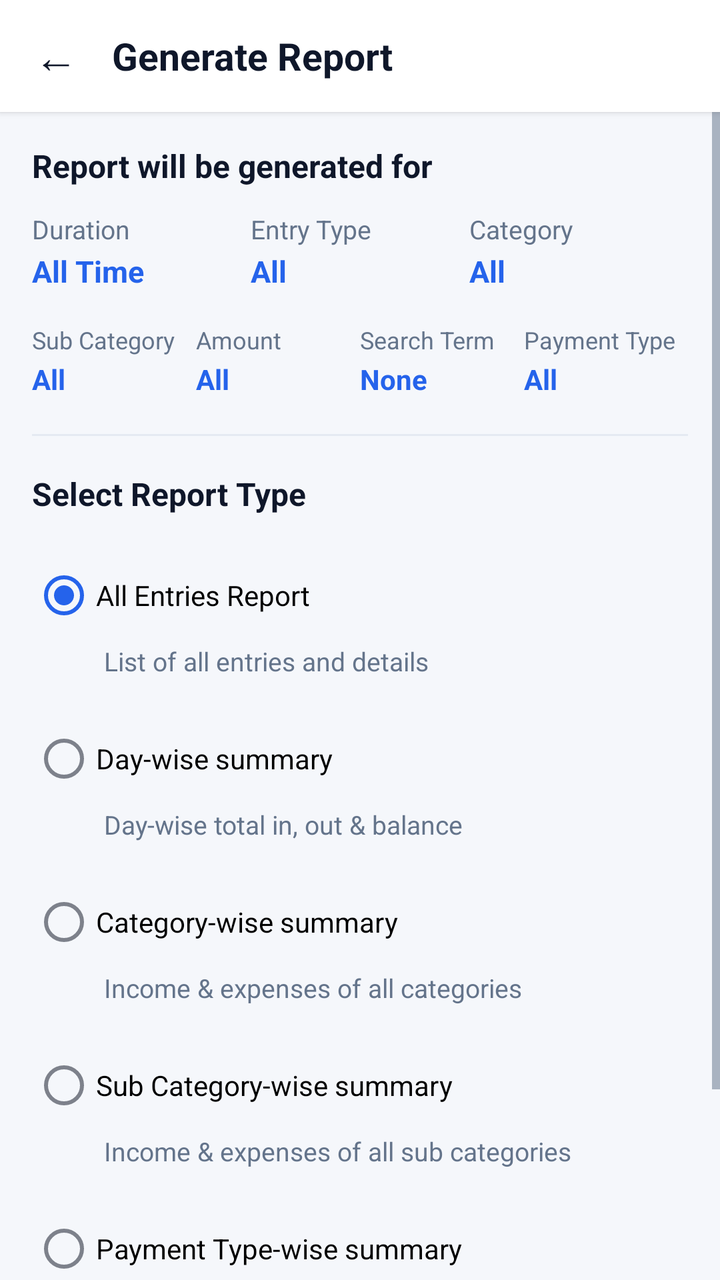
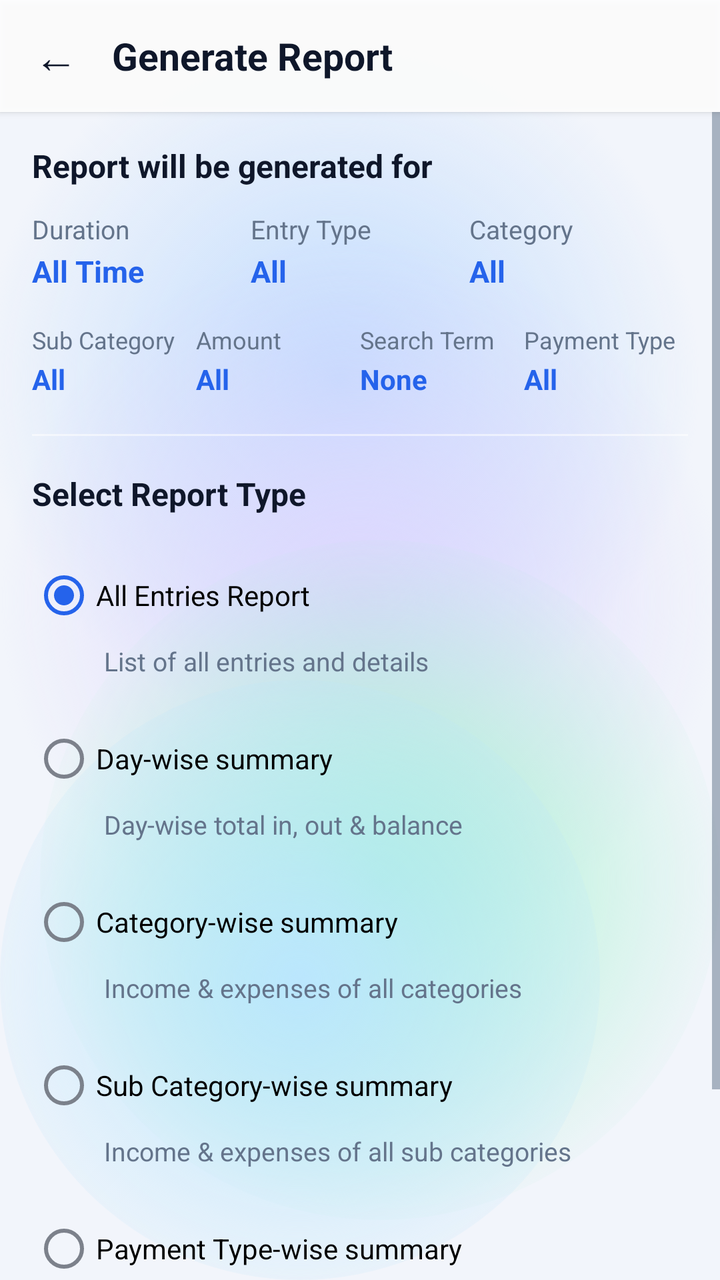

The first picture is an Android layout as it rendered before a commit; the second is the same layout after the commit. The layout source and the unified diff follow.
<!-- AndroidManifest.xml: application theme Theme.ExpenseOS -->
<!-- res/layout/activity_generate_report.xml -->
<?xml version="1.0" encoding="utf-8"?>
<LinearLayout xmlns:android="http://schemas.android.com/apk/res/android"
    xmlns:app="http://schemas.android.com/apk/res-auto"
    android:layout_width="match_parent"
    android:layout_height="match_parent"
    android:background="@color/background"
    android:orientation="vertical">

    
    <LinearLayout
        android:layout_width="match_parent"
        android:layout_height="56dp"
        android:background="@color/surface"
        android:elevation="2dp"
        android:gravity="center_vertical"
        android:orientation="horizontal"
        android:paddingHorizontal="4dp">

        <TextView
            android:id="@+id/btnBack"
            android:layout_width="48dp"
            android:layout_height="48dp"
            android:background="?attr/selectableItemBackgroundBorderless"
            android:gravity="center"
            android:text="←"
            android:textColor="@color/text_primary"
            android:textSize="22sp" />

        <TextView
            android:layout_width="0dp"
            android:layout_height="wrap_content"
            android:layout_weight="1"
            android:paddingStart="4dp"
            android:text="Generate Report"
            android:textColor="@color/text_primary"
            android:textSize="19sp"
            android:textStyle="bold" />
    </LinearLayout>

    <ScrollView
        android:layout_width="match_parent"
        android:layout_height="0dp"
        android:layout_weight="1">

        <LinearLayout
            android:layout_width="match_parent"
            android:layout_height="wrap_content"
            android:orientation="vertical"
            android:padding="16dp">

            <TextView
                android:layout_width="wrap_content"
                android:layout_height="wrap_content"
                android:text="Report will be generated for"
                android:textColor="@color/text_primary"
                android:textSize="16sp"
                android:textStyle="bold" />

            
            <LinearLayout
                android:layout_width="match_parent"
                android:layout_height="wrap_content"
                android:layout_marginTop="12dp"
                android:orientation="horizontal">

                <LinearLayout
                    android:id="@+id/filterDuration"
                    android:layout_width="0dp"
                    android:layout_height="wrap_content"
                    android:layout_weight="1"
                    android:clickable="true"
                    android:focusable="true"
                    android:orientation="vertical">

                    <TextView
                        android:layout_width="wrap_content"
                        android:layout_height="wrap_content"
                        android:text="Duration"
                        android:textColor="@color/text_secondary"
                        android:textSize="13sp" />

                    <TextView
                        android:id="@+id/tvDuration"
                        android:layout_width="wrap_content"
                        android:layout_height="wrap_content"
                        android:layout_marginTop="2dp"
                        android:text="All Time"
                        android:textColor="@color/primary"
                        android:textSize="15sp"
                        android:textStyle="bold" />
                </LinearLayout>

                <LinearLayout
                    android:id="@+id/filterType"
                    android:layout_width="0dp"
                    android:layout_height="wrap_content"
                    android:layout_weight="1"
                    android:clickable="true"
                    android:focusable="true"
                    android:orientation="vertical">

                    <TextView
                        android:layout_width="wrap_content"
                        android:layout_height="wrap_content"
                        android:text="Entry Type"
                        android:textColor="@color/text_secondary"
                        android:textSize="13sp" />

                    <TextView
                        android:id="@+id/tvEntryType"
                        android:layout_width="wrap_content"
                        android:layout_height="wrap_content"
                        android:layout_marginTop="2dp"
                        android:text="All"
                        android:textColor="@color/primary"
                        android:textSize="15sp"
                        android:textStyle="bold" />
                </LinearLayout>

                <LinearLayout
                    android:id="@+id/filterCategory"
                    android:layout_width="0dp"
                    android:layout_height="wrap_content"
                    android:layout_weight="1"
                    android:clickable="true"
                    android:focusable="true"
                    android:orientation="vertical">

                    <TextView
                        android:layout_width="wrap_content"
                        android:layout_height="wrap_content"
                        android:text="Category"
                        android:textColor="@color/text_secondary"
                        android:textSize="13sp" />

                    <TextView
                        android:id="@+id/tvCategory"
                        android:layout_width="wrap_content"
                        android:layout_height="wrap_content"
                        android:layout_marginTop="2dp"
                        android:text="All"
                        android:textColor="@color/primary"
                        android:textSize="15sp"
                        android:textStyle="bold" />
                </LinearLayout>
            </LinearLayout>

            
            <LinearLayout
                android:layout_width="match_parent"
                android:layout_height="wrap_content"
                android:layout_marginTop="16dp"
                android:orientation="horizontal">

                <LinearLayout
                    android:id="@+id/filterSubCategory"
                    android:layout_width="0dp"
                    android:layout_height="wrap_content"
                    android:layout_weight="1"
                    android:clickable="true"
                    android:focusable="true"
                    android:orientation="vertical">

                    <TextView
                        android:layout_width="wrap_content"
                        android:layout_height="wrap_content"
                        android:text="Sub Category"
                        android:textColor="@color/text_secondary"
                        android:textSize="12sp" />

                    <TextView
                        android:id="@+id/tvSubCategory"
                        android:layout_width="wrap_content"
                        android:layout_height="wrap_content"
                        android:layout_marginTop="2dp"
                        android:ellipsize="end"
                        android:maxLines="1"
                        android:text="All"
                        android:textColor="@color/primary"
                        android:textSize="14sp"
                        android:textStyle="bold" />
                </LinearLayout>

                <LinearLayout
                    android:id="@+id/filterAmount"
                    android:layout_width="0dp"
                    android:layout_height="wrap_content"
                    android:layout_weight="1"
                    android:clickable="true"
                    android:focusable="true"
                    android:orientation="vertical">

                    <TextView
                        android:layout_width="wrap_content"
                        android:layout_height="wrap_content"
                        android:text="Amount"
                        android:textColor="@color/text_secondary"
                        android:textSize="12sp" />

                    <TextView
                        android:id="@+id/tvAmount"
                        android:layout_width="wrap_content"
                        android:layout_height="wrap_content"
                        android:layout_marginTop="2dp"
                        android:ellipsize="end"
                        android:maxLines="1"
                        android:text="All"
                        android:textColor="@color/primary"
                        android:textSize="14sp"
                        android:textStyle="bold" />
                </LinearLayout>

                <LinearLayout
                    android:id="@+id/filterSearch"
                    android:layout_width="0dp"
                    android:layout_height="wrap_content"
                    android:layout_weight="1"
                    android:clickable="true"
                    android:focusable="true"
                    android:orientation="vertical">

                    <TextView
                        android:layout_width="wrap_content"
                        android:layout_height="wrap_content"
                        android:text="Search Term"
                        android:textColor="@color/text_secondary"
                        android:textSize="12sp" />

                    <TextView
                        android:id="@+id/tvSearchTerm"
                        android:layout_width="wrap_content"
                        android:layout_height="wrap_content"
                        android:layout_marginTop="2dp"
                        android:ellipsize="end"
                        android:maxLines="1"
                        android:text="None"
                        android:textColor="@color/primary"
                        android:textSize="14sp"
                        android:textStyle="bold" />
                </LinearLayout>

                <LinearLayout
                    android:id="@+id/filterPaymentType"
                    android:layout_width="0dp"
                    android:layout_height="wrap_content"
                    android:layout_weight="1"
                    android:clickable="true"
                    android:focusable="true"
                    android:orientation="vertical">

                    <TextView
                        android:layout_width="wrap_content"
                        android:layout_height="wrap_content"
                        android:text="Payment Type"
                        android:textColor="@color/text_secondary"
                        android:textSize="12sp" />

                    <TextView
                        android:id="@+id/tvPaymentType"
                        android:layout_width="wrap_content"
                        android:layout_height="wrap_content"
                        android:layout_marginTop="2dp"
                        android:ellipsize="end"
                        android:maxLines="1"
                        android:text="All"
                        android:textColor="@color/primary"
                        android:textSize="14sp"
                        android:textStyle="bold" />
                </LinearLayout>
            </LinearLayout>

            <View
                android:layout_width="match_parent"
                android:layout_height="1dp"
                android:layout_marginTop="18dp"
                android:background="@color/border" />

            <TextView
                android:layout_width="wrap_content"
                android:layout_height="wrap_content"
                android:layout_marginTop="18dp"
                android:text="Select Report Type"
                android:textColor="@color/text_primary"
                android:textSize="16sp"
                android:textStyle="bold" />

            <RadioGroup
                android:id="@+id/rgReportType"
                android:layout_width="match_parent"
                android:layout_height="wrap_content"
                android:layout_marginTop="8dp"
                android:orientation="vertical">

                <RadioButton
                    android:id="@+id/rbAllEntries"
                    android:layout_width="match_parent"
                    android:layout_height="wrap_content"
                    android:layout_marginTop="8dp"
                    android:checked="true"
                    android:text="All Entries Report" />

                <TextView
                    android:layout_width="match_parent"
                    android:layout_height="wrap_content"
                    android:layout_marginStart="36dp"
                    android:text="List of all entries and details"
                    android:textColor="@color/text_secondary"
                    android:textSize="13sp" />

                <RadioButton
                    android:id="@+id/rbDaywise"
                    android:layout_width="match_parent"
                    android:layout_height="wrap_content"
                    android:layout_marginTop="16dp"
                    android:text="Day-wise summary" />

                <TextView
                    android:layout_width="match_parent"
                    android:layout_height="wrap_content"
                    android:layout_marginStart="36dp"
                    android:text="Day-wise total in, out &amp; balance"
                    android:textColor="@color/text_secondary"
                    android:textSize="13sp" />

                <RadioButton
                    android:id="@+id/rbCategorywise"
                    android:layout_width="match_parent"
                    android:layout_height="wrap_content"
                    android:layout_marginTop="16dp"
                    android:text="Category-wise summary" />

                <TextView
                    android:layout_width="match_parent"
                    android:layout_height="wrap_content"
                    android:layout_marginStart="36dp"
                    android:text="Income &amp; expenses of all categories"
                    android:textColor="@color/text_secondary"
                    android:textSize="13sp" />

                <RadioButton
                    android:id="@+id/rbSubcategorywise"
                    android:layout_width="match_parent"
                    android:layout_height="wrap_content"
                    android:layout_marginTop="16dp"
                    android:text="Sub Category-wise summary" />

                <TextView
                    android:layout_width="match_parent"
                    android:layout_height="wrap_content"
                    android:layout_marginStart="36dp"
                    android:text="Income &amp; expenses of all sub categories"
                    android:textColor="@color/text_secondary"
                    android:textSize="13sp" />

                <RadioButton
                    android:id="@+id/rbPaymenttypewise"
                    android:layout_width="match_parent"
                    android:layout_height="wrap_content"
                    android:layout_marginTop="16dp"
                    android:text="Payment Type-wise summary" />

                <TextView
                    android:layout_width="match_parent"
                    android:layout_height="wrap_content"
                    android:layout_marginStart="36dp"
                    android:text="Income &amp; expenses by payment type"
                    android:textColor="@color/text_secondary"
                    android:textSize="13sp" />

            </RadioGroup>

            <LinearLayout
                android:layout_width="match_parent"
                android:layout_height="wrap_content"
                android:layout_marginTop="24dp"
                android:orientation="horizontal">

                <com.google.android.material.button.MaterialButton
                    android:id="@+id/btnGenerateEmail"
                    style="@style/Widget.MaterialComponents.Button.OutlinedButton"
                    android:layout_width="0dp"
                    android:layout_height="48dp"
                    android:layout_weight="1"
                    android:layout_marginEnd="6dp"
                    android:insetTop="0dp"
                    android:insetBottom="0dp"
                    android:text="EMAIL"
                    android:textColor="@color/text_secondary"
                    android:textSize="12sp"
                    app:backgroundTint="@color/surface"
                    app:icon="@drawable/ic_email"
                    app:iconGravity="top"
                    app:iconPadding="4dp"
                    app:iconSize="20dp"
                    app:iconTint="@null"
                    app:strokeColor="@color/text_secondary"
                    app:strokeWidth="1dp" />

                <com.google.android.material.button.MaterialButton
                    android:id="@+id/btnGeneratePdf"
                    style="@style/Widget.MaterialComponents.Button.OutlinedButton"
                    android:layout_width="0dp"
                    android:layout_height="48dp"
                    android:layout_weight="1"
                    android:layout_marginHorizontal="6dp"
                    android:insetTop="0dp"
                    android:insetBottom="0dp"
                    android:text="PDF"
                    android:textColor="@color/primary"
                    android:textSize="12sp"
                    app:backgroundTint="@color/surface"
                    app:icon="@drawable/ic_pdf"
                    app:iconGravity="top"
                    app:iconPadding="4dp"
                    app:iconSize="20dp"
                    app:iconTint="@null"
                    app:strokeColor="@color/primary"
                    app:strokeWidth="1dp" />

                <com.google.android.material.button.MaterialButton
                    android:id="@+id/btnGenerateExcel"
                    style="@style/Widget.MaterialComponents.Button.OutlinedButton"
                    android:layout_width="0dp"
                    android:layout_height="48dp"
                    android:layout_weight="1"
                    android:layout_marginStart="6dp"
                    android:insetTop="0dp"
                    android:insetBottom="0dp"
                    android:text="EXCEL"
                    android:textColor="@color/primary"
                    android:textSize="12sp"
                    app:backgroundTint="@color/surface"
                    app:icon="@drawable/ic_excel"
                    app:iconGravity="top"
                    app:iconPadding="4dp"
                    app:iconSize="20dp"
                    app:iconTint="@null"
                    app:strokeColor="@color/primary"
                    app:strokeWidth="1dp" />
            </LinearLayout>
        </LinearLayout>
    </ScrollView>
</LinearLayout>
<!-- resources referenced by this layout -->
<resources>
  <color name="background">#F5F7FB</color>
  <color name="border">#E5EAF2</color>
  <color name="surface">#FFFFFF</color>
  <style name="Theme.ExpenseOS" parent="Theme.MaterialComponents.DayNight.NoActionBar">
          <item name="colorPrimary">@color/primary</item>
          <item name="colorPrimaryVariant">@color/primary_dark</item>
          <item name="colorPrimaryDark">@color/primary_dark</item>
          <item name="colorOnPrimary">@color/on_primary</item>
          <item name="colorSecondary">@color/secondary</item>
          <item name="colorSecondaryVariant">@color/secondary_dark</item>
          <item name="colorOnSecondary">@color/on_primary</item>
          <item name="colorAccent">@color/primary</item>
          <item name="colorSurface">@color/surface</item>
          <item name="colorOnSurface">@color/text</item>
          <item name="colorOnBackground">@color/text</item>
          <item name="colorError">@color/danger</item>
          <item name="android:colorBackground">@color/bg</item>
          <item name="android:windowBackground">@color/bg</item>
  
          <item name="android:textColorPrimary">@color/text</item>
          <item name="android:textColorSecondary">@color/text_muted</item>
          <item name="android:textColorHint">@color/text_hint</item>
          <item name="android:fontFamily">sans-serif</item>
          <item name="fontFamily">sans-serif</item>
  
          
          <item name="android:statusBarColor">@color/bg</item>
          <item name="android:navigationBarColor">@color/nav_bg</item>
          <item name="android:windowLightStatusBar">true</item>
          <item name="android:windowLightNavigationBar" tools:targetApi="o_mr1">true</item>
          <item name="android:forceDarkAllowed" tools:targetApi="q">false</item>
  
          
          <item name="editTextStyle">@style/Widget.ExpenseOS.EditText</item>
          <item name="materialAlertDialogTheme">@style/ThemeOverlay.ExpenseOS.Dialog</item>
          <item name="bottomSheetDialogTheme">@style/ThemeOverlay.ExpenseOS.BottomSheet</item>
          <item name="materialTimePickerTheme">@style/ThemeOverlay.ExpenseOS.TimePicker</item>
          <item name="android:windowAnimationStyle">@style/Animation.ExpenseOS.Window</item>
          <item name="android:windowActivityTransitions">true</item>
          <item name="android:windowContentTransitions">true</item>
      </style>
  <color name="bg">#F5F7FB</color>
  <color name="nav_bg">#FFFFFF</color>
  <!-- unchanged entries left out for length: 24 -->
</resources>

<!-- the commit's change to res/layout/activity_generate_report.xml (unified diff, before → after) -->
@@ -3,7 +3,7 @@
     xmlns:app="http://schemas.android.com/apk/res-auto"
     android:layout_width="match_parent"
     android:layout_height="match_parent"
-    android:background="@color/background"
+    android:background="@android:color/transparent"
     android:orientation="vertical">
 
     
<!-- resource entries referenced after the edit -->
@@ -1,8 +1,7 @@
 <!-- resources referenced by this layout -->
 <resources>
-  <color name="background">#F5F7FB</color>
-  <color name="border">#E5EAF2</color>
-  <color name="surface">#FFFFFF</color>
+  <color name="border">#8CFFFFFF</color>
+  <color name="surface">#E9FFFFFF</color>
   <style name="Theme.ExpenseOS" parent="Theme.MaterialComponents.DayNight.NoActionBar">
           <item name="colorPrimary">@color/primary</item>
           <item name="colorPrimaryVariant">@color/primary_dark</item>
@@ -17,7 +16,7 @@
           <item name="colorOnBackground">@color/text</item>
           <item name="colorError">@color/danger</item>
           <item name="android:colorBackground">@color/bg</item>
-          <item name="android:windowBackground">@color/bg</item>
+          <item name="android:windowBackground">@drawable/aurora_bg</item>
   
           <item name="android:textColorPrimary">@color/text</item>
           <item name="android:textColorSecondary">@color/text_muted</item>
@@ -26,8 +25,8 @@
           <item name="fontFamily">sans-serif</item>
   
           
-          <item name="android:statusBarColor">@color/bg</item>
-          <item name="android:navigationBarColor">@color/nav_bg</item>
+          <item name="android:statusBarColor">@android:color/transparent</item>
+          <item name="android:navigationBarColor">@android:color/transparent</item>
           <item name="android:windowLightStatusBar">true</item>
           <item name="android:windowLightNavigationBar" tools:targetApi="o_mr1">true</item>
           <item name="android:forceDarkAllowed" tools:targetApi="q">false</item>
@@ -41,8 +40,61 @@
           <item name="android:windowActivityTransitions">true</item>
           <item name="android:windowContentTransitions">true</item>
       </style>
-  <color name="bg">#F5F7FB</color>
-  <color name="nav_bg">#FFFFFF</color>
+  <color name="bg">#F2F5FB</color>
+  <!-- drawable aurora_bg (drawable) -->
+  <?xml version="1.0" encoding="utf-8"?>
+  <layer-list xmlns:android="http://schemas.android.com/apk/res/android">
+      <item android:drawable="@color/aurora_base" />
+      <item android:width="380dp" android:height="380dp"
+          android:gravity="top|end"
+          android:drawable="@drawable/aurora_blob_blue" />
+      <item android:width="360dp" android:height="360dp"
+          android:gravity="start" android:top="120dp"
+          android:drawable="@drawable/aurora_blob_violet" />
+      <item android:width="340dp" android:height="340dp"
+          android:gravity="bottom|end" android:bottom="30dp"
+          android:drawable="@drawable/aurora_blob_mint" />
+      <item android:width="300dp" android:height="300dp"
+          android:gravity="bottom|start"
+          android:drawable="@drawable/aurora_blob_sky" />
+  </layer-list>
+  <color name="aurora_base">#F2F5FB</color>
+  <!-- drawable aurora_blob_blue (drawable) -->
+  <?xml version="1.0" encoding="utf-8"?>
+  <shape xmlns:android="http://schemas.android.com/apk/res/android" android:shape="oval">
+      <gradient
+          android:type="radial"
+          android:gradientRadius="180dp"
+          android:startColor="#BFDBFE"
+          android:endColor="#00BFDBFE" />
+  </shape>
+  <!-- drawable aurora_blob_violet (drawable) -->
+  <?xml version="1.0" encoding="utf-8"?>
+  <shape xmlns:android="http://schemas.android.com/apk/res/android" android:shape="oval">
+      <gradient
+          android:type="radial"
+          android:gradientRadius="180dp"
+          android:startColor="#DDD6FE"
+          android:endColor="#00DDD6FE" />
+  </shape>
+  <!-- drawable aurora_blob_mint (drawable) -->
+  <?xml version="1.0" encoding="utf-8"?>
+  <shape xmlns:android="http://schemas.android.com/apk/res/android" android:shape="oval">
+      <gradient
+          android:type="radial"
+          android:gradientRadius="180dp"
+          android:startColor="#A7F3D0"
+          android:endColor="#00A7F3D0" />
+  </shape>
+  <!-- drawable aurora_blob_sky (drawable) -->
+  <?xml version="1.0" encoding="utf-8"?>
+  <shape xmlns:android="http://schemas.android.com/apk/res/android" android:shape="oval">
+      <gradient
+          android:type="radial"
+          android:gradientRadius="180dp"
+          android:startColor="#BAE6FD"
+          android:endColor="#00BAE6FD" />
+  </shape>
   <!-- unchanged entries left out for length: 24 -->
 </resources>
 
